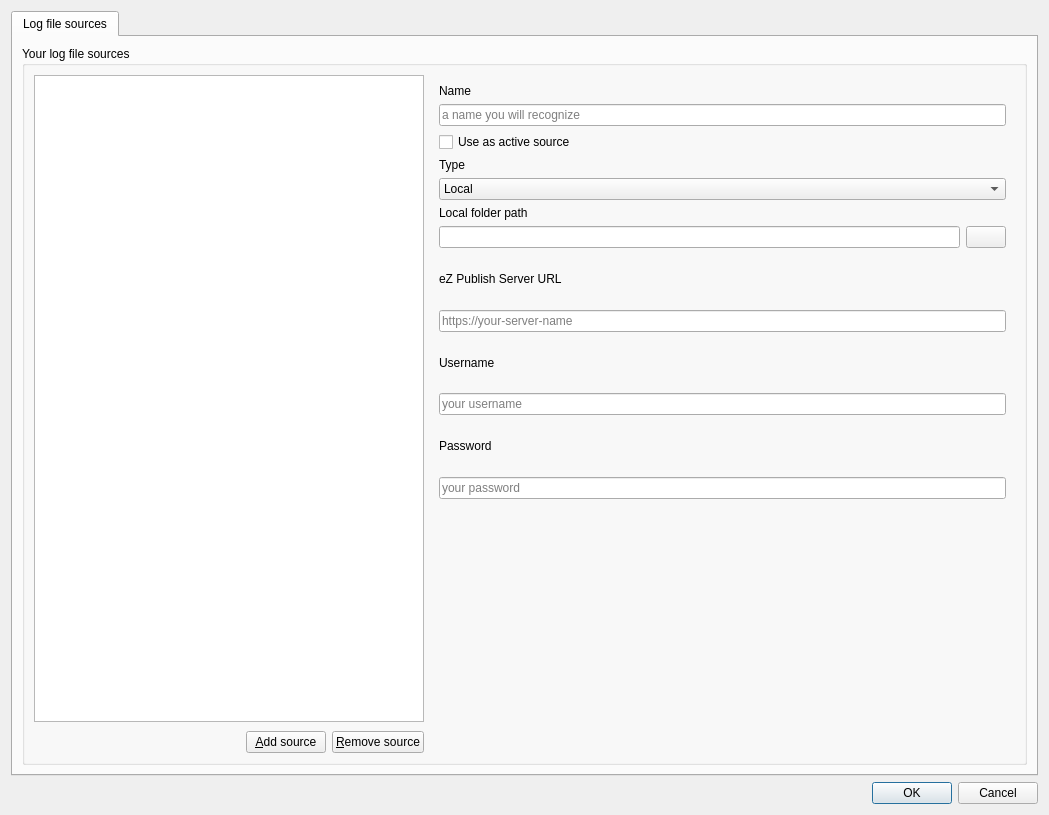
pbek/loganalyzer, file src/dialogs/settingsdialog.ui: the form before one commit.
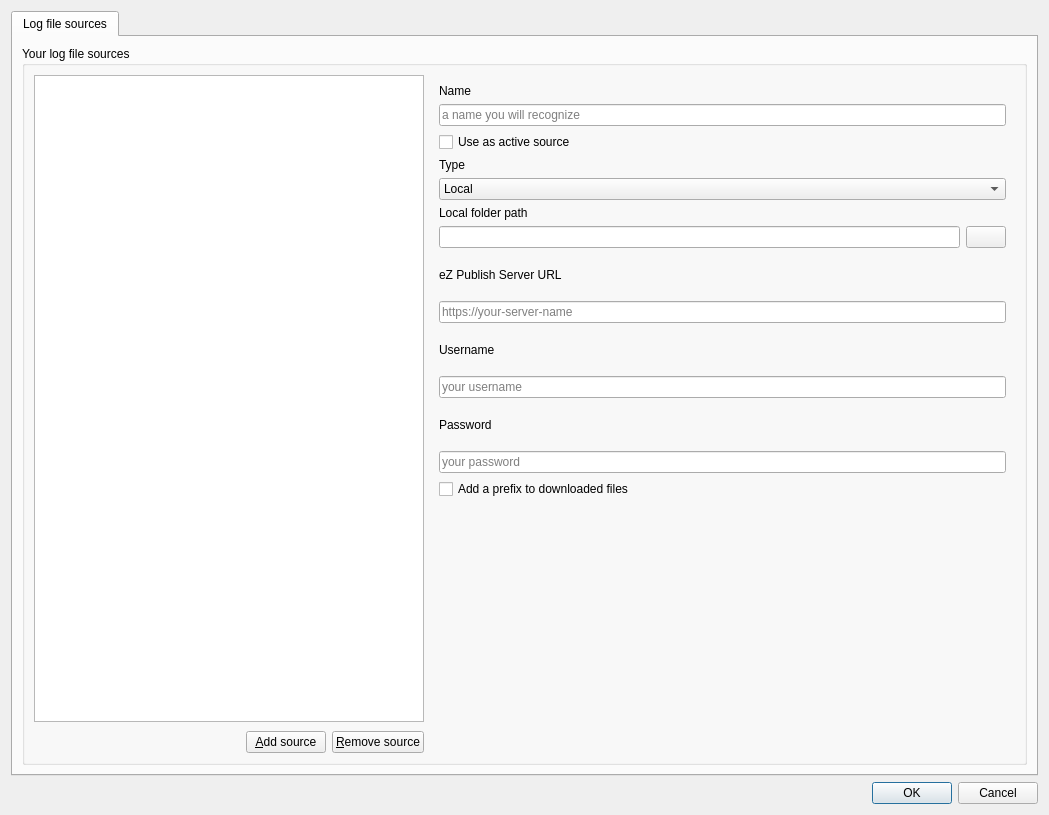
The form after the commit. The open tabs and pages were chosen to show the change. Icons and pictures are not drawn.

Commit message: you can now select whether you want a prefix for downloaded log files or not for each log file source in the settings

Diff of the .ui file:
```diff
--- a/src/dialogs/settingsdialog.ui
+++ b/src/dialogs/settingsdialog.ui
@@ -341,6 +341,16 @@
                    </property>
                   </widget>
                  </item>
+                 <item row="6" column="0">
+                  <widget class="QCheckBox" name="logFileSourceAddDownloadedFilePrefixCheckBox">
+                   <property name="toolTip">
+                    <string>This is usefull when downloading from multiple log file sources to the same local directory</string>
+                   </property>
+                   <property name="text">
+                    <string>Add a prefix to downloaded files</string>
+                   </property>
+                  </widget>
+                 </item>
                 </layout>
                </widget>
               </widget>
```
Left out of the diff: 2 changed lines with no effect on the pictures. The commit also changes 7 other files.
